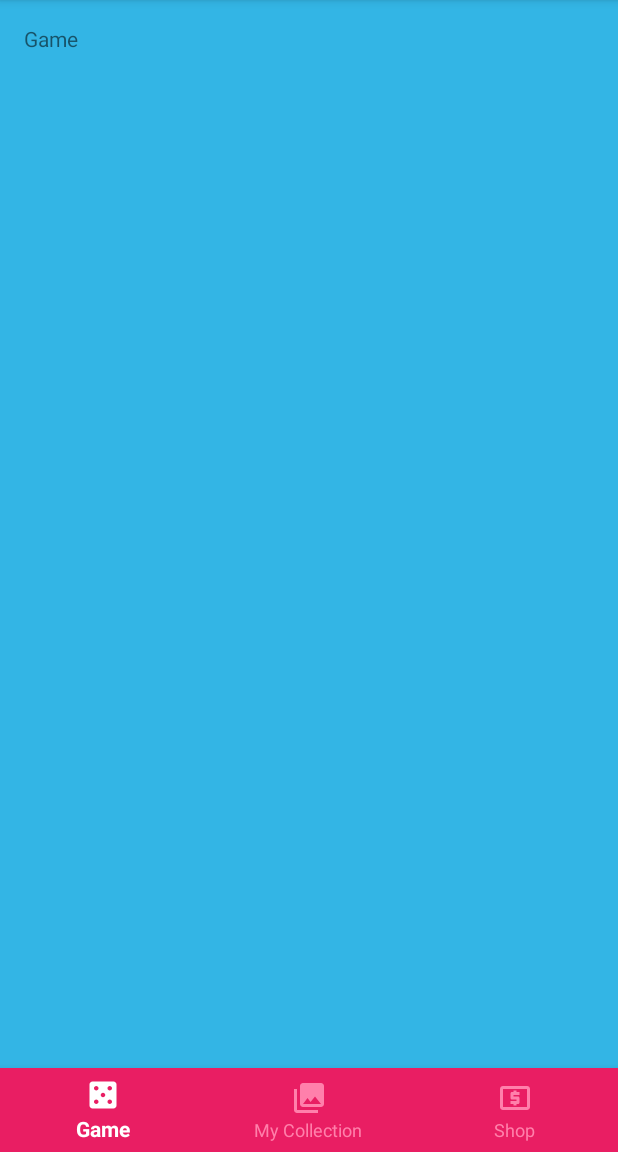
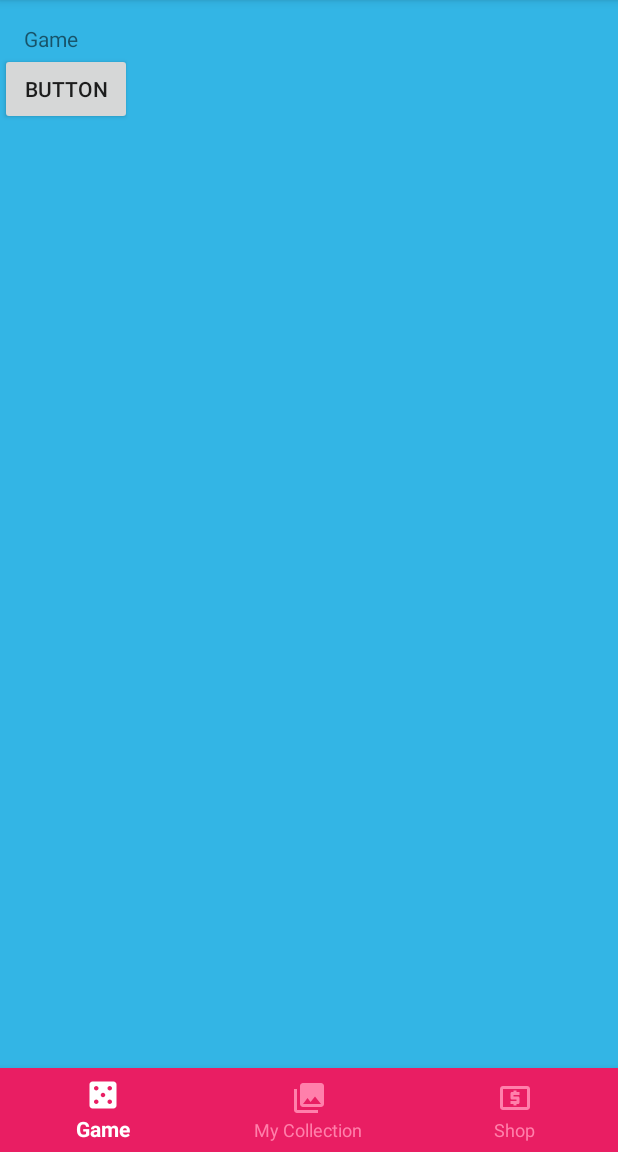
Before and after one commit to fraxiinus/cs441-program6, an Android app: the screen it shows after launch (MainActivity), on a phone screen of 412 x 824 dp, the part 84-1236 px from its top. Run offline under Robolectric (Android 15) with nearby library versions, the phone set to English and light mode, and no system bars.

Commit message:
basic controllers made, example with button and listener

```diff
--- /dev/null
+++ b/app/src/main/java/com/etirps/zhu/gachasimulator/CollectionController.kt
@@ -0,0 +1,6 @@
+package com.etirps.zhu.gachasimulator
+
+import android.view.View
+
+class CollectionController(private val collection_layout: View) {
+}
--- /dev/null
+++ b/app/src/main/java/com/etirps/zhu/gachasimulator/GameController.kt
@@ -0,0 +1,17 @@
+package com.etirps.zhu.gachasimulator
+
+import android.view.View
+import android.widget.Button
+import android.widget.Toast
+
+class GameController(private val game_layout: View) {
+
+    private val onButtonClick = View.OnClickListener { view ->
+        Toast.makeText(game_layout.context, "button clicked!!!", Toast.LENGTH_SHORT).show()
+    }
+
+    init {
+        game_layout.findViewById<Button>(R.id.button).setOnClickListener(onButtonClick)
+    }
+
+}
--- a/app/src/main/java/com/etirps/zhu/gachasimulator/MainActivity.kt
+++ b/app/src/main/java/com/etirps/zhu/gachasimulator/MainActivity.kt
@@ -5,6 +5,9 @@ import android.support.design.widget.BottomNavigationView
 import android.support.v7.app.AppCompatActivity
 import android.view.animation.AnimationUtils
 import kotlinx.android.synthetic.main.activity_main.*
+import kotlinx.android.synthetic.main.collection_content.*
+import kotlinx.android.synthetic.main.game_content.*
+import kotlinx.android.synthetic.main.shop_content.*
 
 class MainActivity : AppCompatActivity() {
 
@@ -50,6 +53,10 @@ class MainActivity : AppCompatActivity() {
         super.onCreate(savedInstanceState)
         setContentView(R.layout.activity_main)
 
+        GameController(game_container)
+        CollectionController(collection_container)
+        ShopController(shop_container)
+
         navigation.setOnNavigationItemSelectedListener(mOnNavigationItemSelectedListener)
     }
 }
--- /dev/null
+++ b/app/src/main/java/com/etirps/zhu/gachasimulator/ShopController.kt
@@ -0,0 +1,6 @@
+package com.etirps.zhu.gachasimulator
+
+import android.view.View
+
+class ShopController(private val shop_layout: View) {
+}
--- a/app/src/main/res/layout/collection_content.xml
+++ b/app/src/main/res/layout/collection_content.xml
@@ -3,7 +3,7 @@
         xmlns:android="http://schemas.android.com/apk/res/android"
         android:layout_width="match_parent"
         android:layout_height="match_parent"
-        android:id="@+id/game_container"
+        android:id="@+id/collection_container"
         android:background="@android:color/holo_red_light"
         xmlns:app="http://schemas.android.com/apk/res-auto">
 
--- a/app/src/main/res/layout/game_content.xml
+++ b/app/src/main/res/layout/game_content.xml
@@ -1,6 +1,7 @@
 <?xml version="1.0" encoding="utf-8"?>
 <android.support.constraint.ConstraintLayout
         xmlns:android="http://schemas.android.com/apk/res/android"
+        xmlns:tools="http://schemas.android.com/tools"
         android:layout_width="match_parent"
         android:layout_height="match_parent"
         android:id="@+id/game_container"
@@ -18,4 +19,12 @@
             app:layout_constraintLeft_toLeftOf="parent"
             app:layout_constraintTop_toTopOf="parent"/>
 
+    <Button
+            android:text="BUTTON"
+            android:id="@+id/button"
+            android:layout_width="wrap_content"
+            android:layout_height="wrap_content"
+            app:layout_constraintLeft_toLeftOf="parent"
+            app:layout_constraintTop_toBottomOf="@id/message"/>
+
 </android.support.constraint.ConstraintLayout>
--- a/app/src/main/res/layout/shop_content.xml
+++ b/app/src/main/res/layout/shop_content.xml
@@ -3,7 +3,7 @@
         xmlns:android="http://schemas.android.com/apk/res/android"
         android:layout_width="match_parent"
         android:layout_height="match_parent"
-        android:id="@+id/game_container"
+        android:id="@+id/shop_container"
         android:background="@android:color/holo_green_light"
         xmlns:app="http://schemas.android.com/apk/res-auto">
 
```
Also changed, not shown: app/src/main/java/com/etirps/zhu/gachasimulator/ExtensionFunctions.kt (added, +14 -0 lines).
